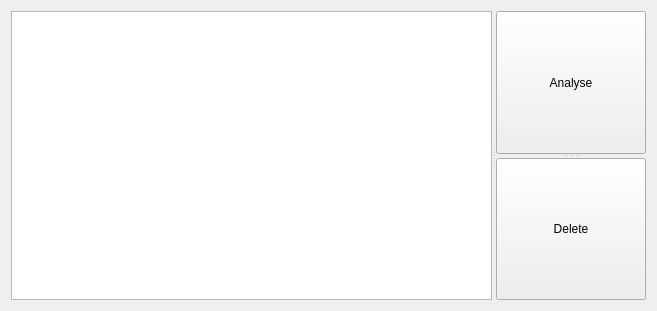
This is CustomerClient/analyse.ui in SelinaGu2007/Trainer-Cam-Rehabilitation as Qt 5 draws it before an edit. The edited form follows.
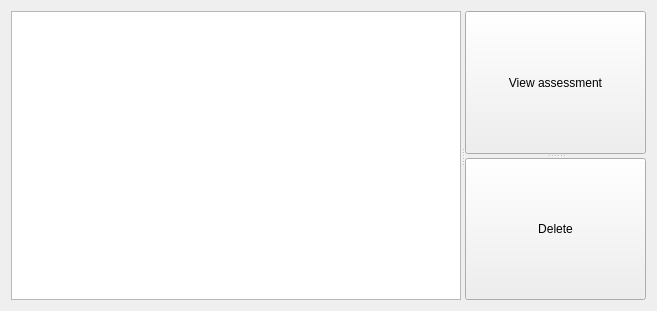
This is the edited form.

What changed in the file:
```diff
--- a/CustomerClient/analyse.ui
+++ b/CustomerClient/analyse.ui
@@ -47,7 +47,7 @@
         </size>
        </property>
        <property name="text">
-        <string>Analyse</string>
+        <string>View assessment</string>
        </property>
       </widget>
       <widget class="QPushButton" name="pushButtonDelete">
```
Left out of the diff: 2 changed lines with no effect on the pictures.
